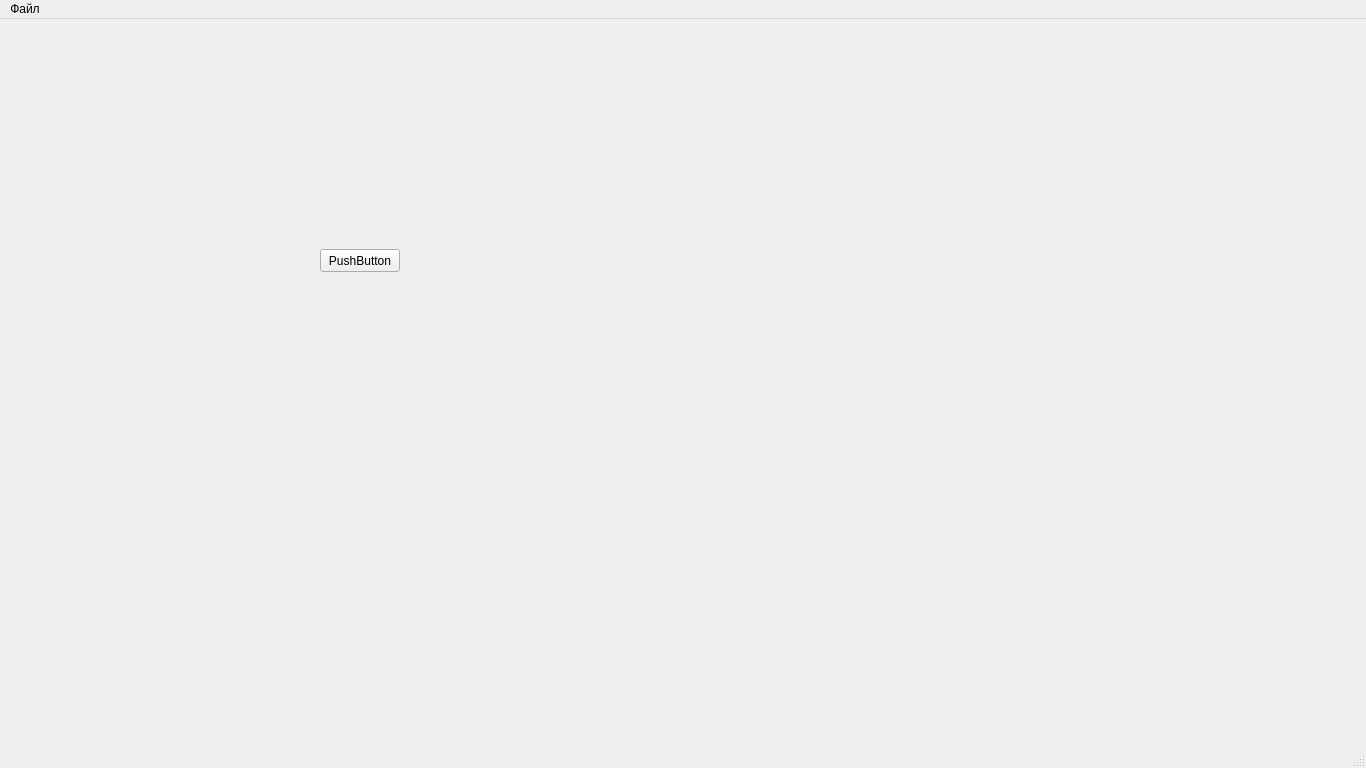
Above: ui/app_main.ui from peterkurzzz/gspcoast before the change. Below: the same form after it.
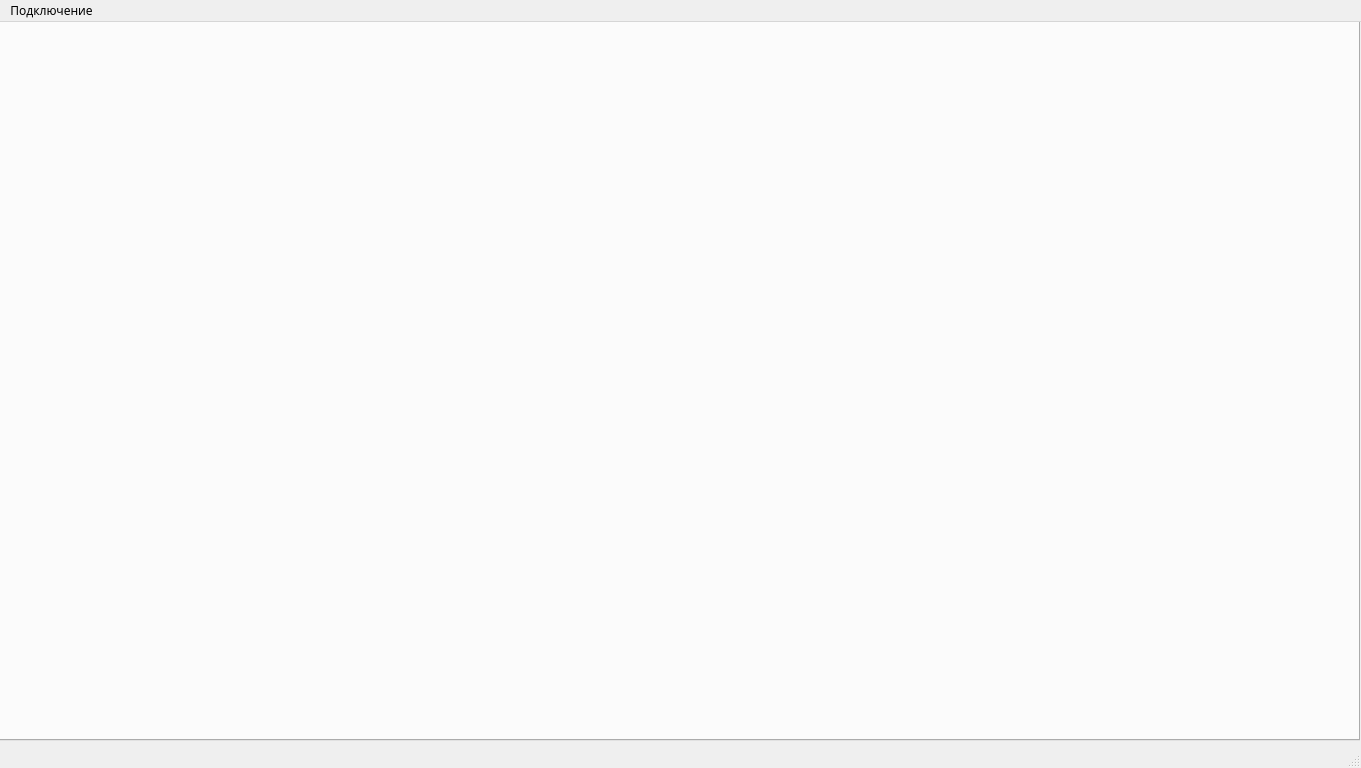
That is the form after the change.

Commit message: Добавлен файл resourseuser.py Добавлен модуль connectDB.py В модуле app.py реализовано меню подключения к базе данных

What changed in the file:
```diff
--- a/ui/app_main.ui
+++ b/ui/app_main.ui
@@ -6,10 +6,15 @@
    <rect>
     <x>0</x>
     <y>0</y>
-    <width>1366</width>
+    <width>1361</width>
     <height>768</height>
    </rect>
   </property>
+  <property name="font">
+   <font>
+    <family>PT Serif</family>
+   </font>
+  </property>
   <property name="windowTitle">
    <string notr="true">ГСП Ремонт</string>
   </property>
@@ -23,18 +28,37 @@
    <string notr="true"/>
   </property>
   <widget class="QWidget" name="centralwidget">
-   <widget class="QPushButton" name="pushButton">
+   <widget class="QFrame" name="frame">
     <property name="geometry">
      <rect>
-      <x>320</x>
-      <y>230</y>
-      <width>80</width>
-      <height>23</height>
+      <x>-1</x>
+      <y>-1</y>
+      <width>1361</width>
+      <height>721</height>
      </rect>
     </property>
-    <property name="text">
-     <string>PushButton</string>
+    <property name="frameShape">
+     <enum>QFrame::Panel</enum>
     </property>
+    <property name="frameShadow">
+     <enum>QFrame::Plain</enum>
+    </property>
+    <property name="lineWidth">
+     <number>0</number>
+    </property>
+    <widget class="QTabWidget" name="tabWidget">
+     <property name="geometry">
+      <rect>
+       <x>0</x>
+       <y>-1</y>
+       <width>1361</width>
+       <height>721</height>
+      </rect>
+     </property>
+     <property name="tabPosition">
+      <enum>QTabWidget::North</enum>
+     </property>
+    </widget>
    </widget>
   </widget>
   <widget class="QMenuBar" name="menubar">
@@ -42,13 +66,13 @@
     <rect>
      <x>0</x>
      <y>0</y>
-     <width>1366</width>
-     <height>20</height>
+     <width>1361</width>
+     <height>22</height>
     </rect>
    </property>
    <widget class="QMenu" name="menu">
     <property name="title">
-     <string>Файл</string>
+     <string>Подключение</string>
     </property>
     <addaction name="action"/>
     <addaction name="separator"/>
```
Left out of the diff: 11 changed lines with no effect on the pictures. The commit also changes 5 other files.
